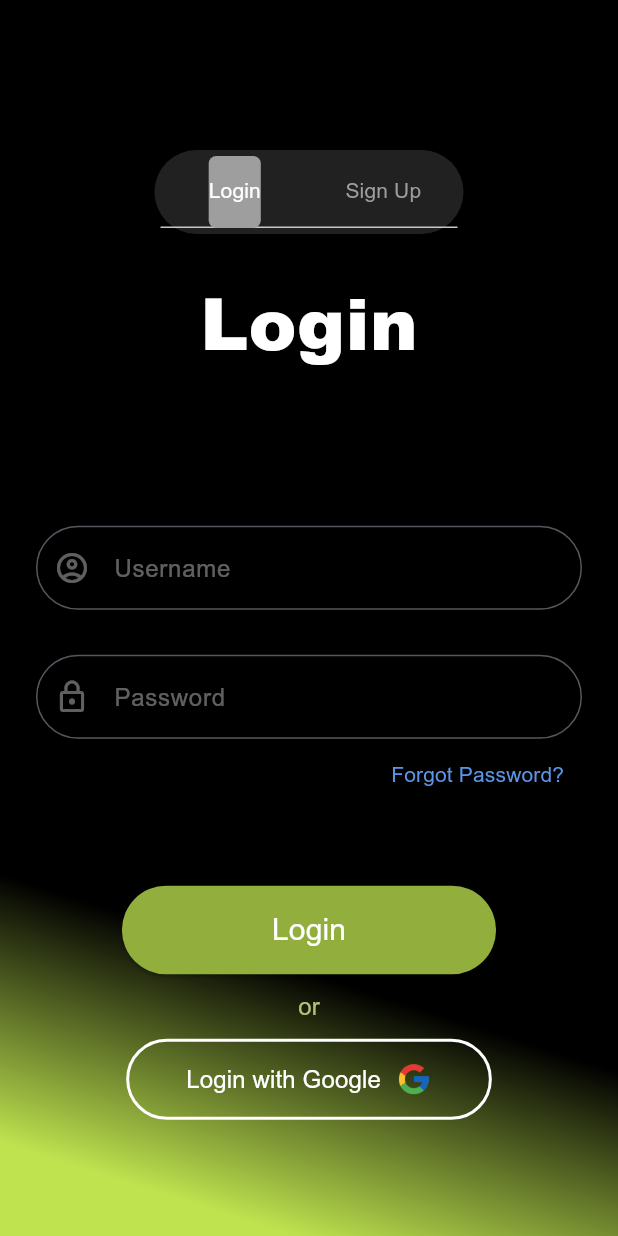
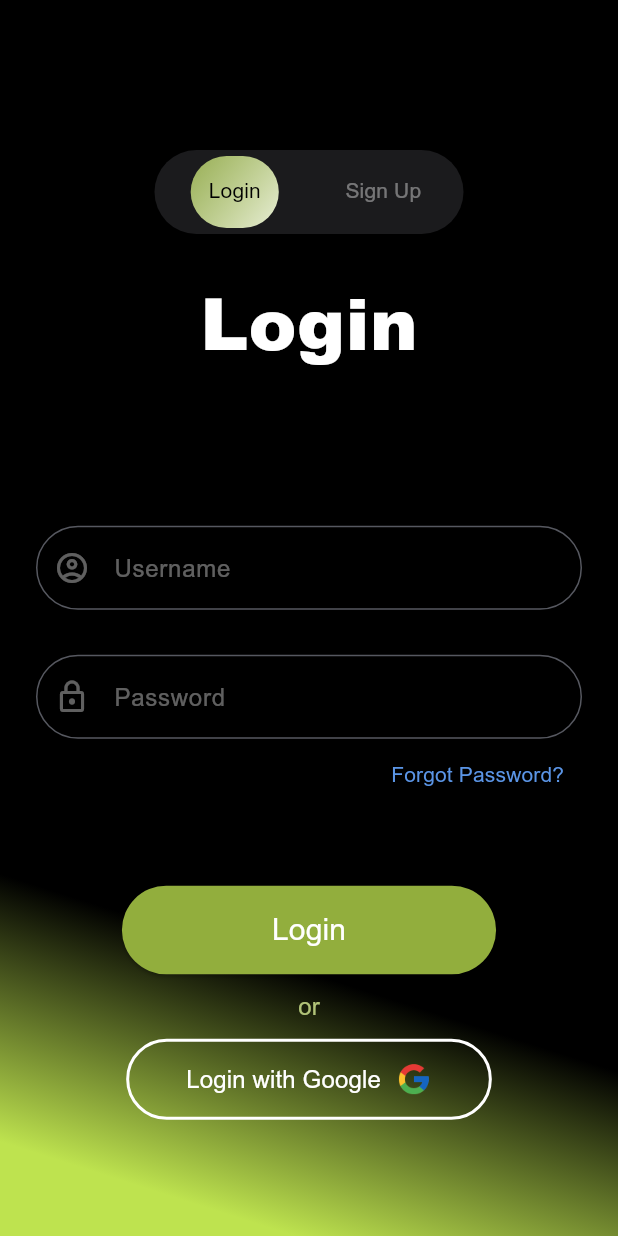
Before and after one commit to FaresOuhachi/ThriftCorner, a Flutter app: the screen it shows after launch, after a tap on "Continue", on a phone screen of 412 x 824 dp. Run offline on Flutter 3.47's test engine with Material 3 defaults, Android fonts, the phone set to English and light mode, and no system bars; our stand-ins replace cloud_firestore, firebase_auth, firebase_core, google_sign_in; accounts and stored records are empty.

Commit message:
Version 1.0.1, TabBar Line deleted successfully

```diff
--- a/lib/screens/login_signup_screen.dart
+++ b/lib/screens/login_signup_screen.dart
@@ -1,6 +1,4 @@
 import 'package:flutter/material.dart';
-import 'package:firebase_auth/firebase_auth.dart';
-import 'package:google_sign_in/google_sign_in.dart';
 import 'package:thriftcorner/screens/signup_tab.dart';
 
 import 'login_tab.dart';
@@ -13,15 +11,6 @@ class LoginSignupScreen extends StatefulWidget {
 class _LoginSignupScreenState extends State<LoginSignupScreen>
     with SingleTickerProviderStateMixin {
   late TabController _tabController;
-  final FirebaseAuth _auth = FirebaseAuth.instance;
-  final GoogleSignIn _googleSignIn = GoogleSignIn();
-
-  // Controllers for Login and Sign Up fields
-  final TextEditingController _loginEmailController = TextEditingController();
-  final TextEditingController _loginPasswordController = TextEditingController();
-  final TextEditingController _signupEmailController = TextEditingController();
-  final TextEditingController _signupPasswordController = TextEditingController();
-  final TextEditingController _signupUsernameController = TextEditingController();
 
   @override
   void initState() {
@@ -33,44 +22,6 @@ class _LoginSignupScreenState extends State<LoginSignupScreen>
   void dispose() {
     _tabController.dispose();
     super.dispose();
-  }
-
-  // Google Sign-In Logic
-  Future<void> _signInWithGoogle() async {
-    try {
-      final GoogleSignInAccount? googleUser = await _googleSignIn.signIn();
-      if (googleUser == null) return; // User canceled sign-in
-      final GoogleSignInAuthentication googleAuth = await googleUser
-          .authentication;
-      final AuthCredential credential = GoogleAuthProvider.credential(
-        accessToken: googleAuth.accessToken,
-        idToken: googleAuth.idToken,
-      );
-      await _auth.signInWithCredential(credential);
-      // Navigate to Home Screen
-    } catch (e) {
-      print("Google Sign-In Error: $e");
-    }
-  }
-
-  // Forgot Password Logic
-  Future<void> _resetPassword() async {
-    if (_loginEmailController.text.isEmpty) {
-      ScaffoldMessenger.of(context).showSnackBar(SnackBar(
-        content: Text("Please enter your email to reset password."),
-        backgroundColor: Colors.red,
-      ));
-      return;
-    }
-    try {
-      await _auth.sendPasswordResetEmail(email: _loginEmailController.text);
-      ScaffoldMessenger.of(context).showSnackBar(SnackBar(
-        content: Text("Password reset email sent."),
-        backgroundColor: Colors.green,
-      ));
-    } catch (e) {
-      print("Forgot Password Error: $e");
-    }
   }
 
   @override
@@ -102,26 +53,35 @@ class _LoginSignupScreenState extends State<LoginSignupScreen>
               // Tabs
               Center(
                 child: Container(
-                  width: MediaQuery
-                      .of(context)
-                      .size
-                      .width * 0.5,
+                  width: MediaQuery.of(context).size.width * 0.5,
                   padding: EdgeInsets.all(4),
                   decoration: BoxDecoration(
-                    color: Colors.grey[900],
+                    color: Color(0xFF595960).withOpacity(0.3),
                     borderRadius: BorderRadius.circular(30),
                   ),
                   child: TabBar(
                     controller: _tabController,
+                    dividerColor: Colors.transparent,
+                    dividerHeight: 0,
                     indicator: BoxDecoration(
-                      color: Colors.grey,
-                      borderRadius: BorderRadius.circular(5),
+                      gradient: LinearGradient(
+                        colors: [Color(0xAABEE34F), Color(0xFFFFFFFF)],
+                        begin: Alignment(-1.5, -1.5),
+                        end: Alignment(1.5, 1.5),
+                      ),
+                      borderRadius: BorderRadius.circular(24),
                     ),
-                    labelColor: Colors.white,
-                    unselectedLabelColor: Colors.grey,
+                    labelColor: Colors.black,
+                    unselectedLabelColor: Color(0x66FFFFFF),
                     tabs: [
-                      Tab(text: 'Login'),
-                      Tab(text: 'Sign Up'),
+                      Padding(
+                        padding: const EdgeInsets.symmetric(horizontal: 12.0),
+                        child: Tab(text: 'Login'),
+                      ),
+                      Padding(
+                        padding: const EdgeInsets.symmetric(horizontal: 8.0),
+                        child: Tab(text: 'Sign Up'),
+                      ),
                     ],
                   ),
                 ),
```
